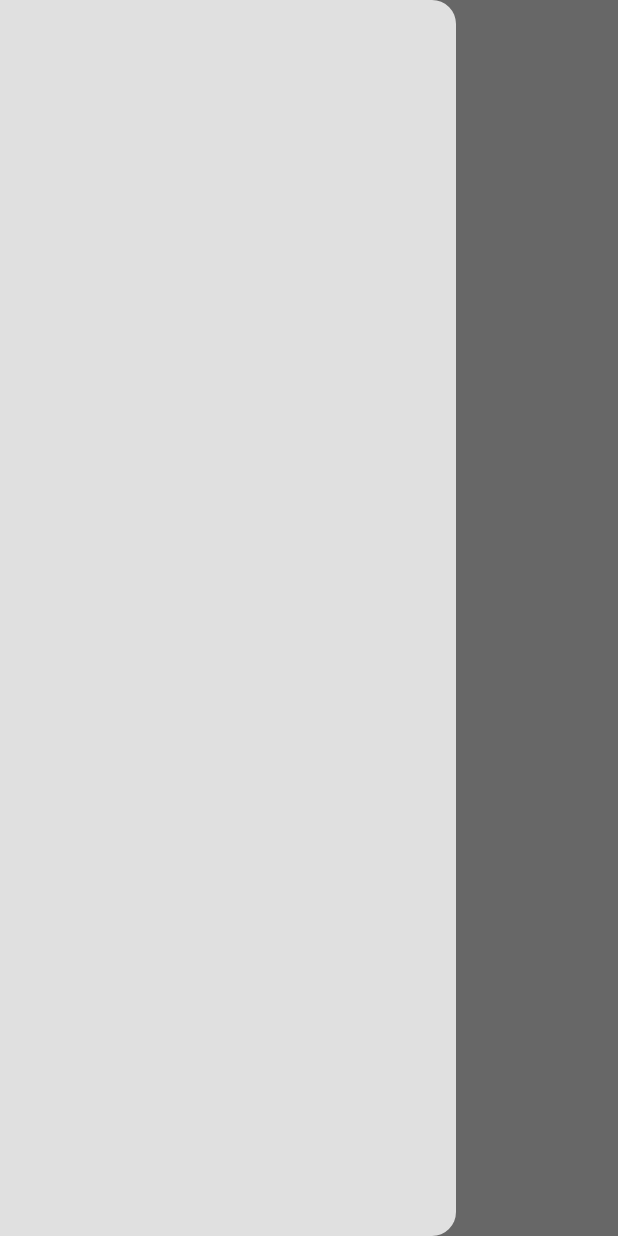
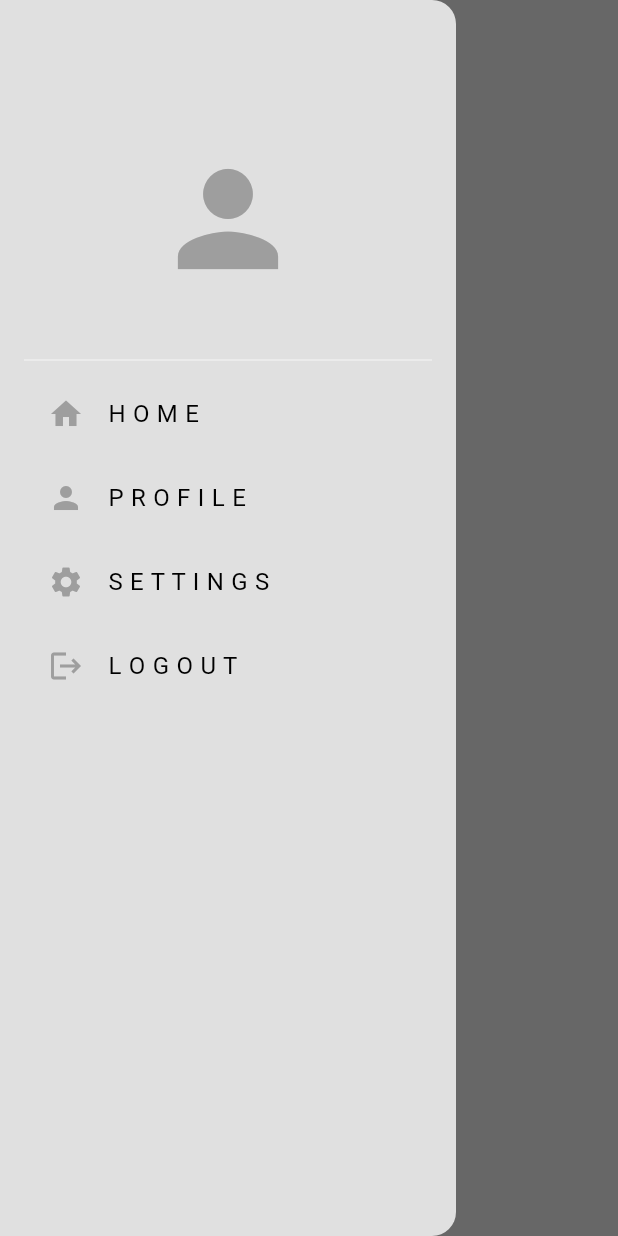
Before and after one commit to mahmoudahmed1718/social_media, a Flutter app: the HomeView screen opened by its route, with the side drawer open, on a phone screen of 412 x 824 dp. Run offline on Flutter 3.47's test engine with Material 3 defaults, Android fonts, the phone set to English and light mode, and no system bars; our stand-ins replace bloc, cloud_firestore, dartz, firebase_auth, firebase_core, flutter_bloc and 3 more; accounts and stored records are empty; generated files the repository leaves out were written again.

Commit message:
feat: implement MyDrawer and MyDrawerTile for navigation

```diff
--- a/lib/feature/home/presentation/view/widgets/my_drawer.dart
+++ b/lib/feature/home/presentation/view/widgets/my_drawer.dart
@@ -1,9 +1,46 @@
 import 'package:flutter/material.dart';
+import 'package:social_media/feature/home/presentation/view/widgets/my_drawer_tile.dart';
 
 class MyDrawer extends StatelessWidget {
   const MyDrawer({super.key});
   @override
   Widget build(BuildContext context) {
-    return Drawer();
+    return Drawer(
+      backgroundColor: Theme.of(context).colorScheme.surface,
+      child: Padding(
+        padding: const EdgeInsets.symmetric(horizontal: 16),
+        child: Column(
+          children: [
+            const SizedBox(height: 60),
+            Padding(
+              padding: const EdgeInsets.symmetric(vertical: 36),
+              child: Icon(
+                Icons.person,
+                size: 100,
+                color: Theme.of(context).colorScheme.primary,
+              ),
+            ),
+            Divider(color: Theme.of(context).colorScheme.secondary),
+
+            MyDrawerTile(title: 'H O M E ', icon: Icons.home, onTap: () {}),
+            MyDrawerTile(
+              title: 'P R O F I L E ',
+              icon: Icons.person,
+              onTap: () {},
+            ),
+            MyDrawerTile(
+              title: 'S E T T I N G S ',
+              icon: Icons.settings,
+              onTap: () {},
+            ),
+            MyDrawerTile(
+              title: 'L O G O U T ',
+              icon: Icons.logout,
+              onTap: () {},
+            ),
+          ],
+        ),
+      ),
+    );
   }
 }
--- /dev/null
+++ b/lib/feature/home/presentation/view/widgets/my_drawer_tile.dart
@@ -0,0 +1,24 @@
+import 'package:flutter/material.dart';
+
+class MyDrawerTile extends StatelessWidget {
+  const MyDrawerTile({
+    super.key,
+    required this.title,
+    required this.icon,
+    this.onTap,
+  });
+  final String title;
+  final IconData icon;
+  final void Function()? onTap;
+  @override
+  Widget build(BuildContext context) {
+    return ListTile(
+      leading: Icon(icon, color: Theme.of(context).colorScheme.primary),
+      title: Text(
+        title,
+        style: TextStyle(color: Theme.of(context).colorScheme.onSurface),
+      ),
+      onTap: onTap,
+    );
+  }
+}
```
